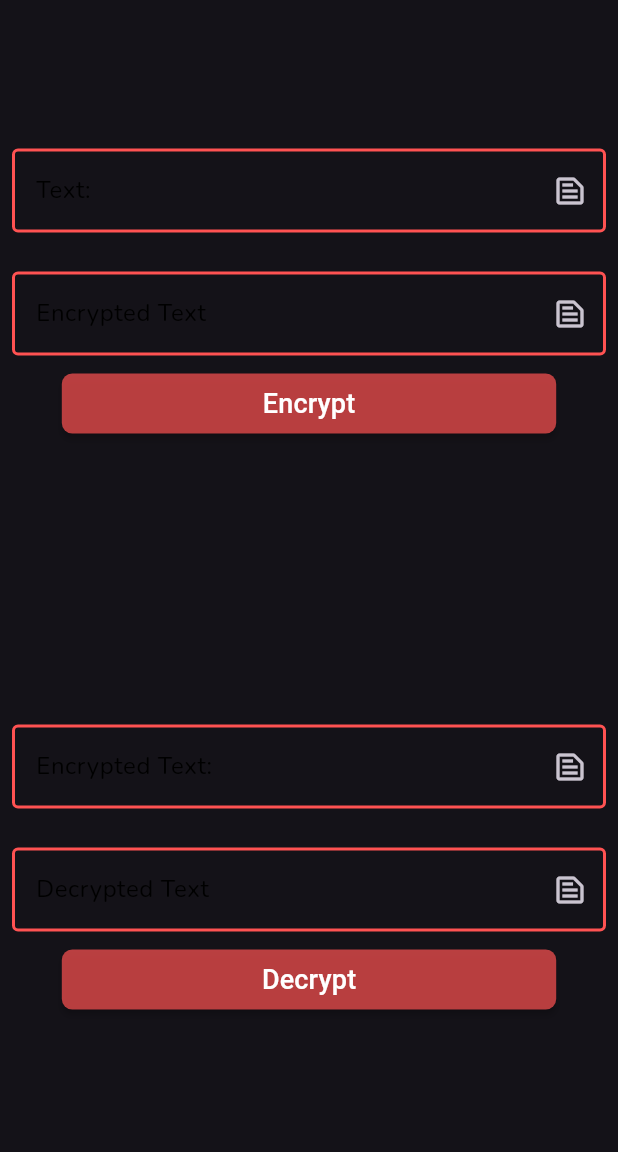
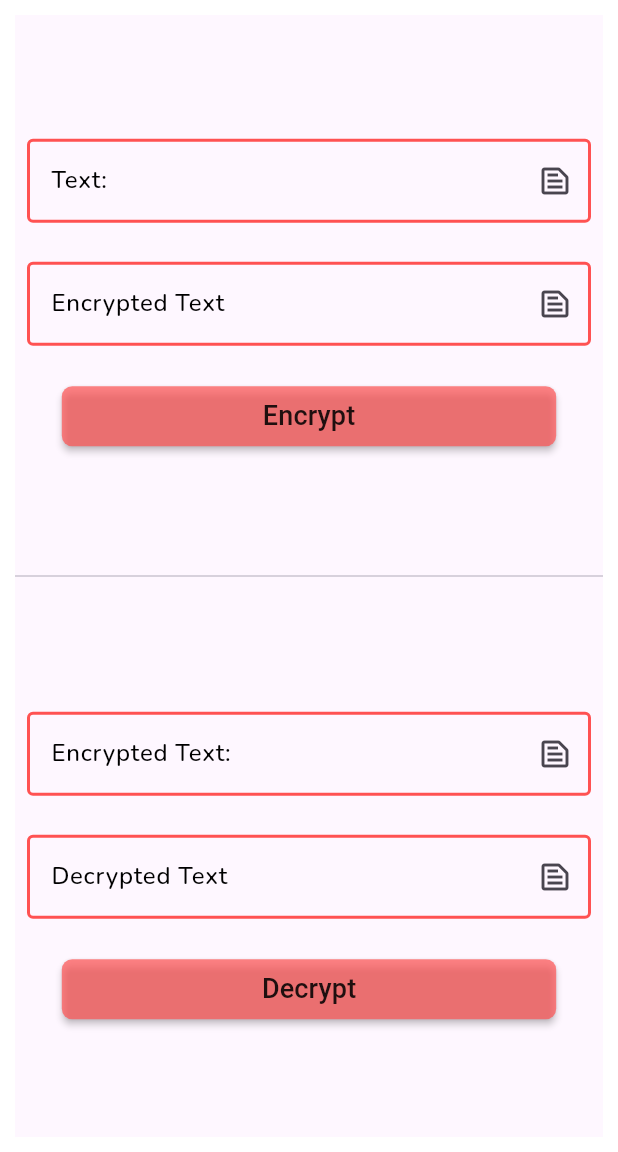
Before and after one commit to Ram3ez/CyberSec, a Flutter app: the screen it shows after launch, after a tap on "Text Encryption/Decryption", on a phone screen of 412 x 824 dp, the part 84-1236 px from its top. Run offline on Flutter 3.47's test engine with Material 3 defaults, Android fonts, the phone set to English and light mode, and no system bars; our stand-ins replace google_fonts; missing offline and left inert: encrypt.

Commit message:
added Dark Mode

```diff
--- a/lib/components/base_page.dart
+++ b/lib/components/base_page.dart
@@ -40,6 +40,7 @@ class BasePage extends StatelessWidget {
         title: Text(title, style: Theme.of(context).textTheme.headlineLarge),
         centerTitle: false,
       ),
+      backgroundColor: Theme.of(context).canvasColor,
       body: GestureDetector(
         onTap: () {
           FocusScope.of(context).unfocus();
--- a/lib/components/custom_text_field.dart
+++ b/lib/components/custom_text_field.dart
@@ -36,9 +36,7 @@ class CustomTextField extends StatelessWidget {
               iconFunction != null ? iconFunction!() : () {};
             },
           ),
-          labelStyle: Theme.of(
-            context,
-          ).textTheme.bodySmall?.copyWith(color: Colors.black),
+          labelStyle: Theme.of(context).textTheme.labelSmall,
           label: Text(label),
           border: OutlineInputBorder(
             borderSide: BorderSide(color: Theme.of(context).primaryColor),
--- a/lib/main.dart
+++ b/lib/main.dart
@@ -4,7 +4,88 @@ import 'package:flutter/material.dart';
 import "package:google_fonts/google_fonts.dart";
 
 void main() {
-  runApp(MainApp());
+  WidgetsFlutterBinding.ensureInitialized();
+
+  runApp(LandingPage());
+}
+
+class LandingPage extends StatefulWidget {
+  const LandingPage({super.key});
+
+  @override
+  State<LandingPage> createState() => _LandingPageState();
+}
+
+class _LandingPageState extends State<LandingPage> {
+  ThemeData lightTheme = ThemeData(
+    primaryColor: Colors.redAccent,
+    cardColor: Colors.grey,
+    canvasColor: Colors.white,
+    textTheme: TextTheme(
+      bodySmall: GoogleFonts.nunito(fontSize: 16, color: Colors.grey.shade900),
+      titleLarge: GoogleFonts.nunito(
+        fontSize: 24,
+        color: Colors.black87,
+        fontWeight: FontWeight.bold,
+      ),
+      titleMedium: GoogleFonts.nunito(
+        fontSize: 20,
+        color: Colors.black.withAlpha(200),
+        fontWeight: FontWeight.bold,
+      ),
+      titleSmall: GoogleFonts.nunito(
+        fontSize: 18,
+        color: Colors.black.withAlpha(170),
+        fontWeight: FontWeight.bold,
+      ),
+      labelSmall: GoogleFonts.nunito(fontSize: 16, color: Colors.black),
+      headlineLarge: GoogleFonts.nunito(
+        fontSize: 25,
+        color: Colors.white,
+        fontWeight: FontWeight.bold,
+      ),
+    ),
+  );
+
+  ThemeData darkTheme = ThemeData(
+    brightness: Brightness.dark,
+    primaryColor: Colors.redAccent.withAlpha(180),
+    cardColor: Colors.white.withAlpha(20),
+    textTheme: TextTheme(
+      bodySmall: GoogleFonts.nunito(fontSize: 16, color: Colors.white70),
+      titleLarge: GoogleFonts.nunito(
+        fontSize: 24,
+        color: Colors.white,
+        fontWeight: FontWeight.bold,
+      ),
+      titleMedium: GoogleFonts.nunito(
+        fontSize: 20,
+        color: Colors.white,
+        fontWeight: FontWeight.bold,
+      ),
+      titleSmall: GoogleFonts.nunito(
+        fontSize: 18,
+        color: Colors.white.withAlpha(220),
+        fontWeight: FontWeight.bold,
+      ),
+      headlineLarge: GoogleFonts.nunito(
+        fontSize: 25,
+        color: Colors.white,
+        fontWeight: FontWeight.bold,
+      ),
+      labelSmall: GoogleFonts.nunito(fontSize: 16, color: Colors.white),
+    ),
+  );
+  @override
+  Widget build(BuildContext context) {
+    return MaterialApp(
+      theme: lightTheme,
+      darkTheme: darkTheme,
+      themeMode: ThemeMode.system,
+      debugShowCheckedModeBanner: false,
+      home: MainApp(),
+    );
+  }
 }
 
 class MainApp extends StatefulWidget {
@@ -21,79 +102,10 @@ class _MainAppState extends State<MainApp> {
 
   @override
   Widget build(BuildContext context) {
-    return MaterialApp(
-      theme: ThemeData(
-        primaryColor: Colors.redAccent,
-        textTheme: TextTheme(
-          bodySmall: GoogleFonts.nunito(
-            fontSize: 16,
-            color: Colors.grey.shade700,
-          ),
-          titleLarge: GoogleFonts.nunito(
-            fontSize: 24,
-            color: Colors.grey.shade900,
-            fontWeight: FontWeight.bold,
-          ),
-          titleMedium: GoogleFonts.nunito(
-            fontSize: 20,
-            color: Colors.grey.shade800,
-            fontWeight: FontWeight.bold,
-          ),
-          titleSmall: GoogleFonts.nunito(
-            fontSize: 18,
-            color: Colors.grey.shade700,
-            fontWeight: FontWeight.bold,
-          ),
-          headlineLarge: GoogleFonts.nunito(
-            fontSize: 25,
-            color: Colors.white,
-            fontWeight: FontWeight.bold,
-          ),
-        ),
-      ),
-      darkTheme: ThemeData(
-        brightness: Brightness.dark,
-        primaryColor: Colors.redAccent,
-        textTheme: TextTheme(
-          bodySmall: GoogleFonts.nunito(
-            fontSize: 16,
-            color: Colors.grey.shade700,
-          ),
-          titleLarge: GoogleFonts.nunito(
-            fontSize: 24,
-            color: Colors.grey.shade900,
-            fontWeight: FontWeight.bold,
-          ),
-          titleMedium: GoogleFonts.nunito(
-            fontSize: 20,
-            color: Colors.grey.shade800,
-            fontWeight: FontWeight.bold,
-          ),
-          titleSmall: GoogleFonts.nunito(
-            fontSize: 18,
-            color: Colors.grey.shade700,
-            fontWeight: FontWeight.bold,
-          ),
-          headlineLarge: GoogleFonts.nunito(
-            fontSize: 25,
-            color: Colors.white,
-            fontWeight: FontWeight.bold,
-          ),
-        ),
-      ),
-      themeMode: ThemeMode.dark,
-      debugShowCheckedModeBanner: false,
-      home: Scaffold(
+    return Scaffold(
       appBar: AppBar(
-          backgroundColor: Colors.redAccent,
-          title: Text(
-            "CyberSec",
-            style: GoogleFonts.nunito(
-              fontSize: 25,
-              color: Colors.white,
-              fontWeight: FontWeight.bold,
-            ),
-          ),
+        backgroundColor: Theme.of(context).primaryColor,
+        title: Text("CyberSec", style: Theme.of(context).textTheme.titleLarge),
         centerTitle: true,
       ),
       body: pages[index],
@@ -116,7 +128,6 @@ class _MainAppState extends State<MainApp> {
           ),
         ],
       ),
-      ),
     );
   }
 }
--- a/lib/pages/encryption_page.dart
+++ b/lib/pages/encryption_page.dart
@@ -45,6 +45,8 @@ class _EncryptionPageState extends State<EncryptionPage> {
   4. Return the decrypted plain text.""",
       ),
       title: "Encrypt/Decrypt",
+      child: Container(
+        padding: EdgeInsets.all(10),
         child: Scaffold(
           body: Column(
             mainAxisAlignment: MainAxisAlignment.center,
@@ -79,7 +81,7 @@ class _EncryptionPageState extends State<EncryptionPage> {
                   Clipboard.setData(ClipboardData(text: outputController.text));
                 },
               ),
-
+              SizedBox(height: 15),
               CustomButton(
                 label: "Encrypt",
                 onPress: () {
@@ -106,7 +108,9 @@ class _EncryptionPageState extends State<EncryptionPage> {
                   }
                 },
               ),
-            Spacer(flex: 2),
+              Spacer(),
+              Divider(),
+              Spacer(),
               CustomTextField(
                 label: "Encrypted Text:",
                 controller: decryptInputController,
@@ -150,7 +154,7 @@ class _EncryptionPageState extends State<EncryptionPage> {
                 readOnly: true,
                 isNum: false,
               ),
-
+              SizedBox(height: 15),
               CustomButton(
                 label: "Decrypt",
                 onPress: () {
@@ -184,6 +188,7 @@ class _EncryptionPageState extends State<EncryptionPage> {
             ],
           ),
         ),
+      ),
     );
   }
 }
```
Lines whose indentation alone changed are shown as unchanged.
